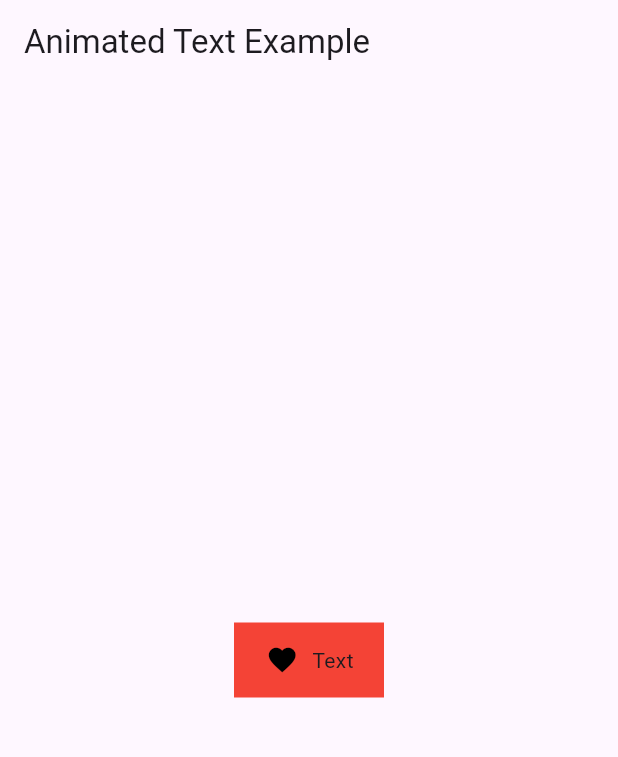
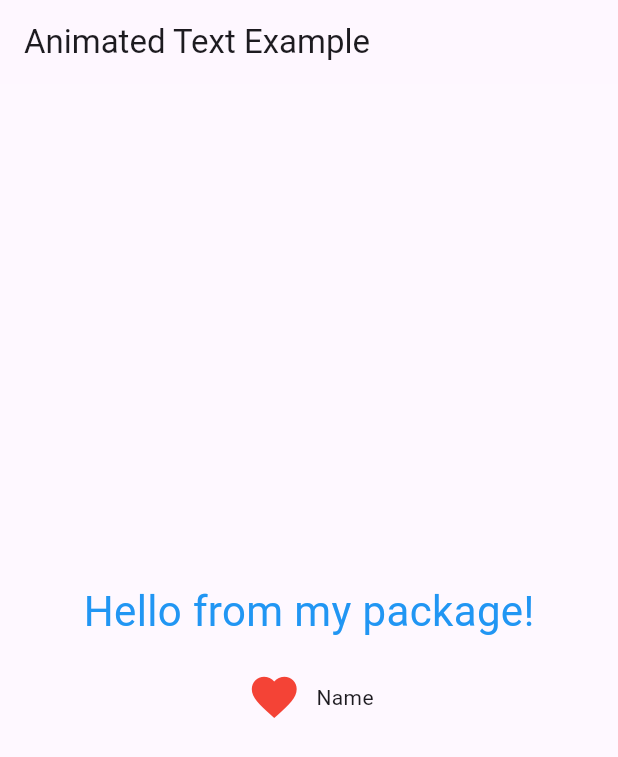
Before and after one commit to Dikshit94189/anTi_mage_X, a Flutter app: the screen it shows after launch, on a phone screen of 412 x 824 dp. Shown: the top 757 px of the screen. Run offline on Flutter 3.47's test engine with Material 3 defaults, Android fonts, the phone set to English and light mode, and no system bars.

Commit message:
modify_icons

```diff
--- a/example/lib/main.dart
+++ b/example/lib/main.dart
@@ -15,12 +15,12 @@ class MyApp extends StatelessWidget {
         appBar: AppBar(title: const Text("Animated Text Example")),
         body: Center(
           child: Container(
-            height: 50,
-            width: 100,
-            color: Colors.red,
+            // height: 50,
+            // width: 100,
+            color: Colors.white10,
             child: Center(
               child: AnimatedTextUltra(
-                showText: false,
+                showText: true,
                 texts: [
                   "Hello from my package!",
                   "Animated Text 😎",
@@ -29,7 +29,8 @@ class MyApp extends StatelessWidget {
                 style: const TextStyle(fontSize: 28, color: Colors.blue),
                 duration: const Duration(seconds: 5),
                 loop: true, // keeps repeating
-                buttonName: "Text",
+                buttonName: "Name",
+                icon: Icon(Icons.favorite,size: 40, color: Colors.red), // <-- customized icon
                 iconColors: Colors.black,
                 onTap: (){
                   print("object");
--- a/lib/ultra_fine.dart
+++ b/lib/ultra_fine.dart
@@ -12,9 +12,12 @@ class AnimatedTextUltra extends StatefulWidget {
   final String? buttonName;
   final Color? iconColors;
   final bool showText;
+  final Widget? icon;
+
 
   const AnimatedTextUltra({
     super.key,
+    this.icon,
     this.showText = true,
     required this.texts,
     this.style,
@@ -128,7 +131,7 @@ class _AnimatedTextUltraState extends State<AnimatedTextUltra>
                       child: child,
                     );
                   },
-                  child: Icon(Icons.favorite, color: widget.iconColors),
+                  child: widget.icon ?? Icon(Icons.favorite, color: widget.iconColors),
                 ),
                 const SizedBox(width: 8), // spacing between icon and label (keeps same look)
                 Text(widget.buttonName ?? ""),
```
